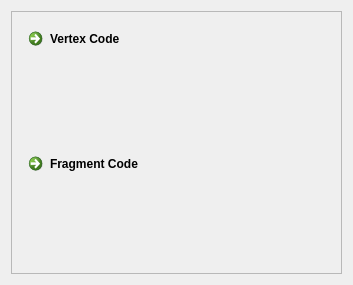
This is trunk/forms/codechoicedialog.ui in ethiago/shader-labs as Qt 5 draws it before an edit. The edited form follows.
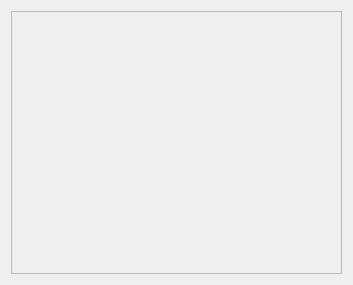
This is the edited form. Icons and pictures are not drawn.

What changed in the file:
```diff
--- a/trunk/forms/codechoicedialog.ui
+++ b/trunk/forms/codechoicedialog.ui
@@ -32,22 +32,7 @@
         <height>265</height>
        </rect>
       </property>
-      <layout class="QVBoxLayout" name="verticalLayout">
-       <item>
-        <widget class="QCommandLinkButton" name="openVertex">
-         <property name="text">
-          <string>Vertex Code</string>
-         </property>
-        </widget>
-       </item>
-       <item>
-        <widget class="QCommandLinkButton" name="openFragment">
-         <property name="text">
-          <string>Fragment Code</string>
-         </property>
-        </widget>
-       </item>
-      </layout>
+      <layout class="QVBoxLayout" name="verticalLayout"/>
      </widget>
     </widget>
    </item>
```
Left out of the diff: 6 changed lines with no effect on the pictures.
